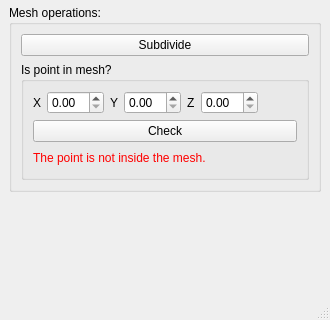
mmstratiev/MeshParser, file UI/mainwindow.ui: the form before one commit; both pictures show x 0 to 330 and y 222 to 542 of the 330 by 542 pixel window.
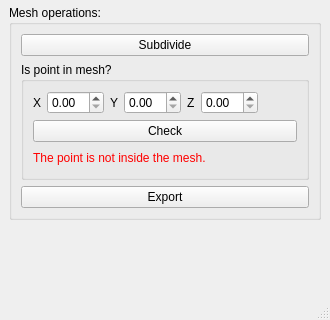
The form after the commit.

The edit to the form file:
```diff
--- a/UI/mainwindow.ui
+++ b/UI/mainwindow.ui
@@ -296,6 +296,13 @@
          </layout>
         </widget>
        </item>
+       <item>
+        <widget class="QPushButton" name="ExportBtn">
+         <property name="text">
+          <string>Export</string>
+         </property>
+        </widget>
+       </item>
       </layout>
      </widget>
     </item>
```
